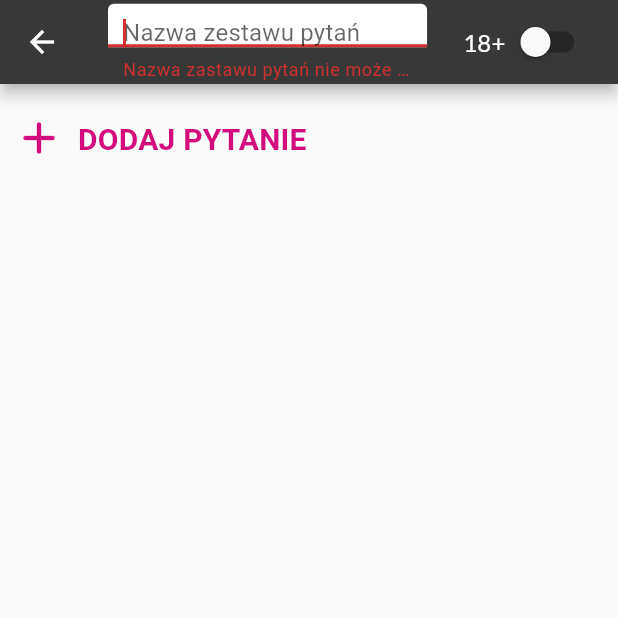
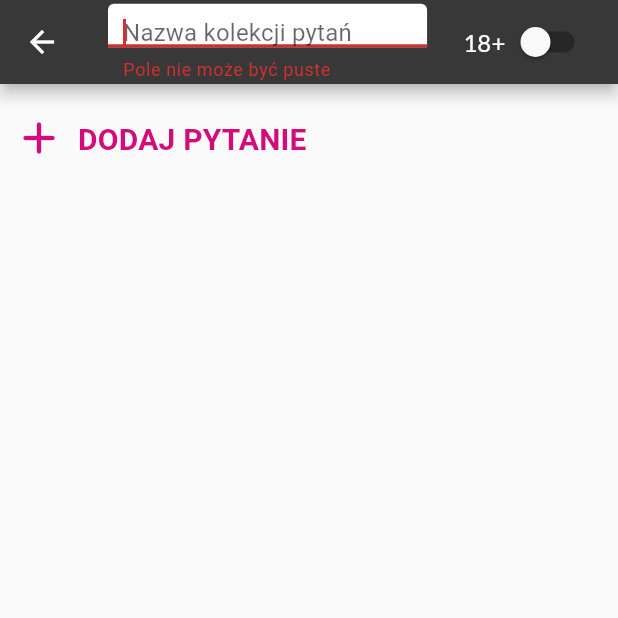
Before and after one commit to VengelStudio/kto-teraz, a Flutter app: the CollectionEditor screen opened directly, after a tap on "DODAJ PYTANIE", after a tap on the "delete forever" icon, after a tap on "ZAPISZ", on a phone screen of 412 x 824 dp, the top half of it. Run offline on Flutter 3.47's test engine with Material 2 defaults, Android fonts, the phone set to English and light mode, and no system bars; our stand-ins replace flutter_fortune_wheel, flutter_svg, google_fonts; missing offline and left inert: flutter_picker; Roboto replaces fonts that are missing (Signika).

Commit message:
Improve error

```diff
--- a/lib/views/collection_editor.dart
+++ b/lib/views/collection_editor.dart
@@ -115,11 +115,14 @@ class _CollectionEditorState extends State<CollectionEditor> {
                         contentPadding: EdgeInsets.fromLTRB(10, 10, 10, 0),
                         enabledBorder: new OutlineInputBorder(),
                         focusedBorder: new OutlineInputBorder(),
-                        hintText: "Nazwa zestawu pytań",
+                        errorStyle: TextStyle(
+                          fontSize: 12.0,
+                        ),
+                        hintText: "Nazwa kolekcji pytań",
                       ),
                       validator: (value) {
                         if (value == null || value.isEmpty) {
-                          return 'Nazwa zastawu pytań nie może być pusta';
+                          return 'Pole nie może być puste';
                         }
                         return null;
                       },
```
